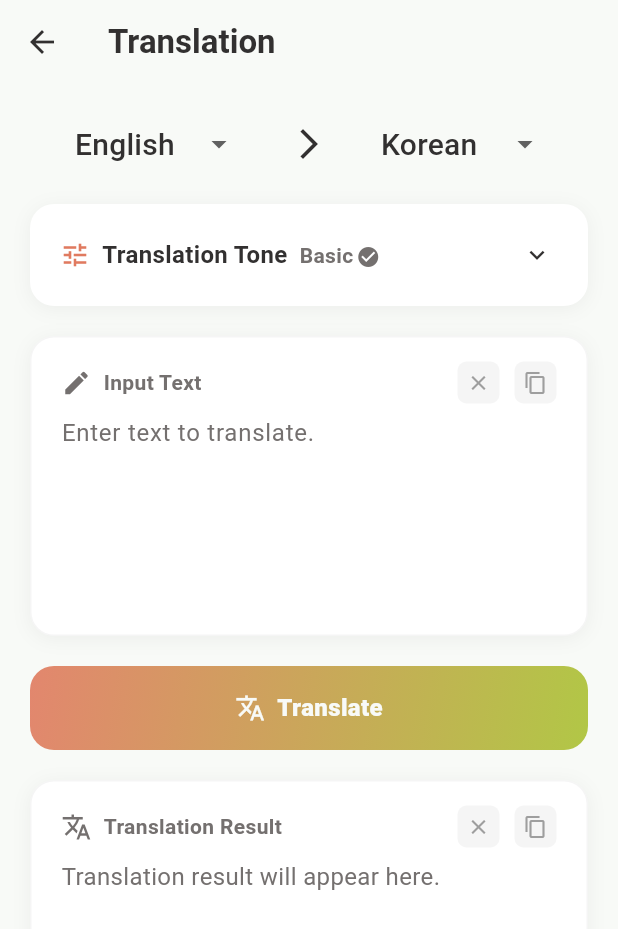
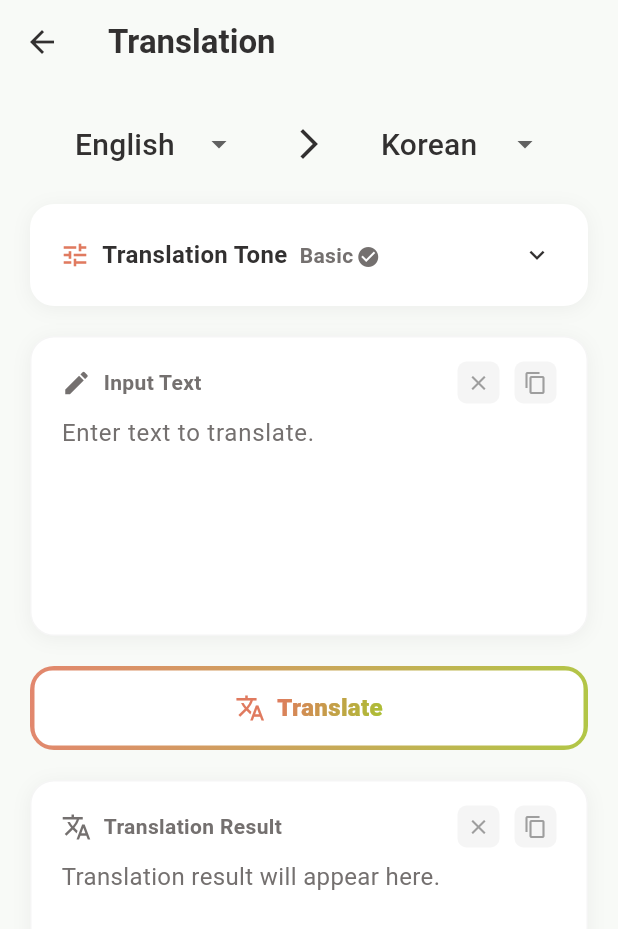
Before and after one commit to barryahn/AI-Dictionary, a Flutter app: the TranslationScreen screen opened directly, on a phone screen of 412 x 824 dp. Shown: the top 929 px of the screen. Run offline on Flutter 3.47's test engine with Material 3 defaults, Android fonts, the phone set to English and light mode, and no system bars; drawn by our look-alikes of dropdown_button2; our stand-ins replace cloud_firestore, firebase_auth, firebase_core, firebase_crashlytics, flutter_dotenv, fluttertoast and 5 more; missing offline and left inert: dart_openai, flutter_langdetect, google_mlkit_language_id, gpt_markdown; accounts and stored records are empty.

Commit message:
Update: 번역 버튼 디자인 변경

```diff
--- a/lib/translation_screen.dart
+++ b/lib/translation_screen.dart
@@ -821,8 +821,13 @@ class TranslationScreenState extends State<TranslationScreen> {
           end: Alignment.bottomRight,
         ),
       ),
-      child: Material(
-        color: Colors.transparent,
+      child: Container(
+        decoration: BoxDecoration(
+          borderRadius: BorderRadius.circular(12),
+          border: Border.all(color: Colors.white, width: 10),
+          color: colors.white,
+        ),
+        margin: const EdgeInsets.all(3),
         child: InkWell(
           onTap: _isLoading ? null : _translateText,
           borderRadius: BorderRadius.circular(16),
@@ -832,9 +837,7 @@ class TranslationScreenState extends State<TranslationScreen> {
                     width: 24,
                     height: 24,
                     child: CircularProgressIndicator(
-                      valueColor: AlwaysStoppedAnimation<Color>(
-                        colors.background,
-                      ),
+                      valueColor: AlwaysStoppedAnimation<Color>(colors.primary),
                       strokeWidth: 2,
                     ),
                   )
@@ -843,17 +846,26 @@ class TranslationScreenState extends State<TranslationScreen> {
                     children: [
                       Icon(
                         Icons.translate,
-                        color: colors.background,
+                        color: colors.primary,
                         size: 20,
                         weight: 800,
                       ),
                       const SizedBox(width: 8),
-                      Text(
-                        AppLocalizations.of(context).translate_button,
-                        style: TextStyle(
-                          fontSize: 16,
-                          fontWeight: FontWeight.w900,
-                          color: colors.background,
+                      ShaderMask(
+                        shaderCallback: (Rect bounds) {
+                          return LinearGradient(
+                            begin: Alignment.topLeft,
+                            end: Alignment.bottomRight,
+                            colors: [colors.primary, colors.secondary],
+                          ).createShader(bounds);
+                        },
+                        child: Text(
+                          AppLocalizations.of(context).translate_button,
+                          style: const TextStyle(
+                            fontSize: 16,
+                            fontWeight: FontWeight.w900,
+                            color: Colors.white, // 반드시 있어야 gradient가 적용됨
+                          ),
                         ),
                       ),
                     ],
```
